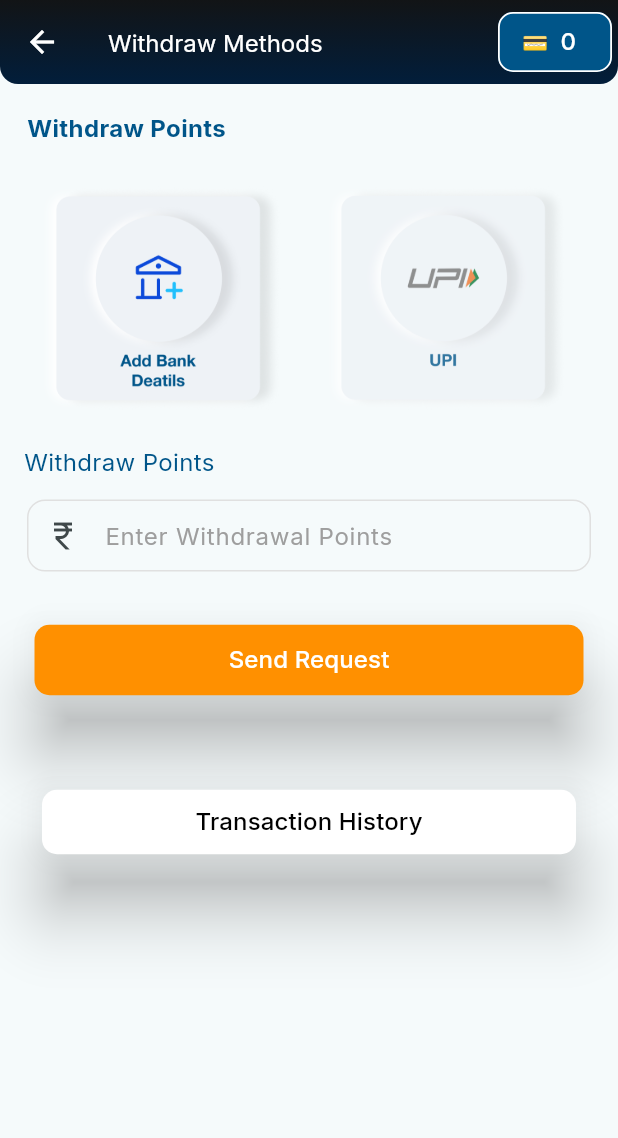
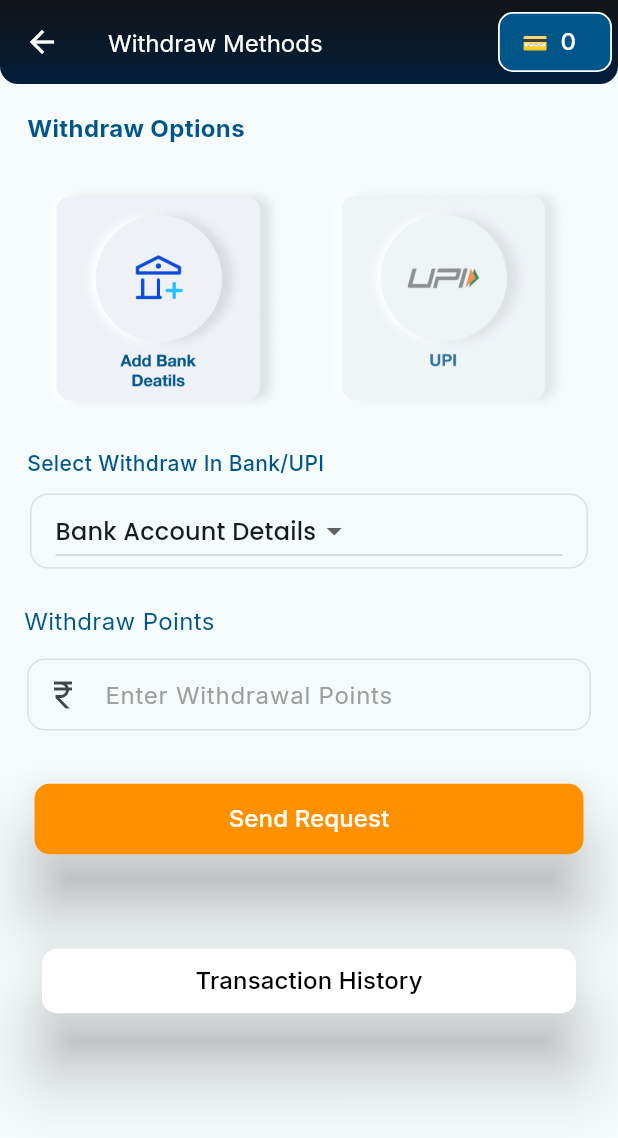
Before and after one commit to sunrasofttech/event_celebrity_app, a Flutter app: the WithdrawalScreen screen opened directly, on a phone screen of 412 x 824 dp. Shown: the top 1138 px of the screen. Run offline on Flutter 3.47's test engine with Material 3 defaults, Android fonts, the phone set to English and light mode, and no system bars; our stand-ins replace awesome_notifications, bloc, cached_network_image, curved_labeled_navigation_bar, dartz, device_info_plus and 25 more; missing offline and left inert: android_intent_plus, apk_installer, app_settings, flutter_inappwebview, flutter_upi_india, installed_apps and 2 more; accounts and stored records are empty; statements that could not run were skipped.

Commit message:
withdraw validation

```diff
--- a/lib/UI/WithDrawScreen.dart
+++ b/lib/UI/WithDrawScreen.dart
@@ -299,7 +299,10 @@ class _WithdrawalScreenState extends State<WithdrawalScreen> {
 
                         Padding(
                           padding: EdgeInsets.all(10),
-                          child: Text(translate("withdraw_points"), style: blackStyle.copyWith(fontWeight: FontWeight.bold, color: primaryColor)),
+                          child: Text(
+                            "Withdraw Options" /*translate("withdraw_options")*/,
+                            style: blackStyle.copyWith(fontWeight: FontWeight.bold, color: primaryColor),
+                          ),
                         ),
                         Padding(
                           padding: const EdgeInsets.all(8.0),
@@ -309,27 +312,24 @@ class _WithdrawalScreenState extends State<WithdrawalScreen> {
                               GestureDetector(
                                 onTap: () async {
                                   context.read<UserProfileBlocBloc>().add(GetUserProfileEvent());
-                                  setState(() {
-                                    selectedValue = "bank";
-                                    print(selectedValue);
-                                  });
+                                  // setState(() {
+                                  //   selectedValue = "bank";
+                                  //   print(selectedValue);
+                                  // });
 
                                   addDetails(context: context, name: "Bank Account Details", details: state.bankDetails);
                                 },
                                 child: Image.asset("asset/icons/add_funds_options/add_bank_pic.png", height: 150),
                               ),
                               GestureDetector(
-                                onTap:
-                                    state.bankDetails.accountNo!.isNotEmpty && state.bankDetails.ifsc!.isNotEmpty
-                                        ? () {
+                                onTap: () {
                                   context.read<UserProfileBlocBloc>().add(GetUserProfileEvent());
-                                          setState(() {
-                                            selectedValue = "upi";
-                                            print(selectedValue);
-                                          });
+                                  // setState(() {
+                                  //   selectedValue = "upi";
+                                  //   print(selectedValue);
+                                  // });
                                   addDetails(context: context, name: "UPI", details: state.bankDetails);
-                                        }
-                                        : null,
+                                },
                                 child: Padding(
                                   padding: EdgeInsets.all(8.0),
                                   child: Opacity(
@@ -341,6 +341,37 @@ class _WithdrawalScreenState extends State<WithdrawalScreen> {
                             ],
                           ),
                         ),
+                        Padding(
+                          padding: EdgeInsets.all(10),
+                          child: Text(
+                            "Select Withdraw In Bank/UPI" /*translate("withdraw_options")*/,
+                            style: blackStyle.copyWith(fontWeight: FontWeight.w500, fontSize: 14, color: primaryColor),
+                          ),
+                        ),
+                        Container(
+                          margin: const EdgeInsets.symmetric(horizontal: 12),
+                          padding: const EdgeInsets.symmetric(horizontal: 16),
+                          decoration: BoxDecoration(border: Border.all(color: Colors.grey.shade300), borderRadius: BorderRadius.circular(12)),
+                          child: DropdownButton<String>(
+                            value: selectedValue,
+                            items: const [
+                              DropdownMenuItem(value: "bank", child: Text("Bank Account Details")),
+                              DropdownMenuItem(value: "upi", child: Text("UPI")),
+                            ],
+                            onChanged: (String? newValue) {
+                              if (newValue != null) {
+                                setState(() {
+                                  selectedValue = newValue;
+                                  print("Dropdown changed to: $selectedValue");
+                                });
+
+                                final title = newValue == "upi" ? "Withdraw at UPI" : "Withdraw at Bank Account Details";
+                                // addDetails(context: context, name: title, details: state.bankDetails);
+                              }
+                            },
+                          ),
+                        ),
+                        const SizedBox(height: 16),
                         Padding(
                           padding: const EdgeInsets.all(8.0),
                           child: Row(children: [Text(translate("withdraw_points"), style: blackStyle.copyWith(color: primaryColor))]),
@@ -396,6 +427,8 @@ class _WithdrawalScreenState extends State<WithdrawalScreen> {
                             if (state is LoadingState) {
                               return Center(child: CircularProgressIndicator());
                             }
+                            return BlocBuilder<WithdrawDetailsBloc, WithdrawDetailsState>(
+                              builder: (context, withdrawState) {
                                 return BlocBuilder<SettingCubit, SettingState>(
                                   builder: (context, settingState) {
                                     return BlocBuilder<UserProfileBlocBloc, UserProfileBlocState>(
@@ -403,8 +436,22 @@ class _WithdrawalScreenState extends State<WithdrawalScreen> {
                                         return ButtonWidget(
                                           callback: () async {
                                             if (loading) return;
+                                            if (selectedValue == "bank" && withdrawState is AccountAddedSuccessfullyState) {
+                                              if (withdrawState.bankDetails.ifsc == null || withdrawState.bankDetails.ifsc.toString().trim() == "") {
+                                                Fluttertoast.showToast(msg: "Please Add Bank Details");
+                                                return;
+                                              }
+                                            }
+
+                                            if (selectedValue == "upi" &&
+                                                withdrawState is AccountAddedSuccessfullyState &&
+                                                (withdrawState.bankDetails.upi == null || withdrawState.bankDetails.upi.toString().trim() == "")) {
+                                              Fluttertoast.showToast(msg: "Please Add UPI Details");
+                                              return;
+                                            }
 
                                             if (settingState is SettingLoadedState) {
+                                              ///Is withdraw enabled
                                               if (settingState.model.data?[0].withdrawEnabled.toString() == "0") {
                                                 showDialog(
                                                   context: context,
@@ -435,6 +482,7 @@ class _WithdrawalScreenState extends State<WithdrawalScreen> {
                                                 );
                                               } else {
                                                 ///
+
                                                 log("message ---> withdraw enabled ");
                                                 SharedPreferences pref = await SharedPreferences.getInstance();
                                                 if (_formKey.currentState!.validate()) {
@@ -442,7 +490,8 @@ class _WithdrawalScreenState extends State<WithdrawalScreen> {
                                                     print(
                                                       "-------->>>>>> ${double.parse(userState.user.data!.balance!.toString())} 77 ${double.parse(amountController.text)}",
                                                     );
-                                                if (double.parse(userState.user.data!.balance!.toString()) >= double.parse(amountController.text)) {
+                                                    if (double.parse(userState.user.data!.balance!.toString()) >=
+                                                        double.parse(amountController.text)) {
                                                       setState(() {
                                                         loading = true;
                                                       });
@@ -487,9 +536,13 @@ class _WithdrawalScreenState extends State<WithdrawalScreen> {
                                           },
                                           title:
                                               loading
-                                              ? Center(child: SizedBox(height: 15, width: 15, child: CircularProgressIndicator(color: Colors.white)))
+                                                  ? Center(
+                                                    child: SizedBox(height: 15, width: 15, child: CircularProgressIndicator(color: Colors.white)),
+                                                  )
                                                   : Text(translate("send_request"), style: whiteStyle),
                                           primaryColor: playColor,
+                                        );
+                                      },
                                     );
                                   },
                                 );
```
Lines whose indentation alone changed are shown as unchanged.
